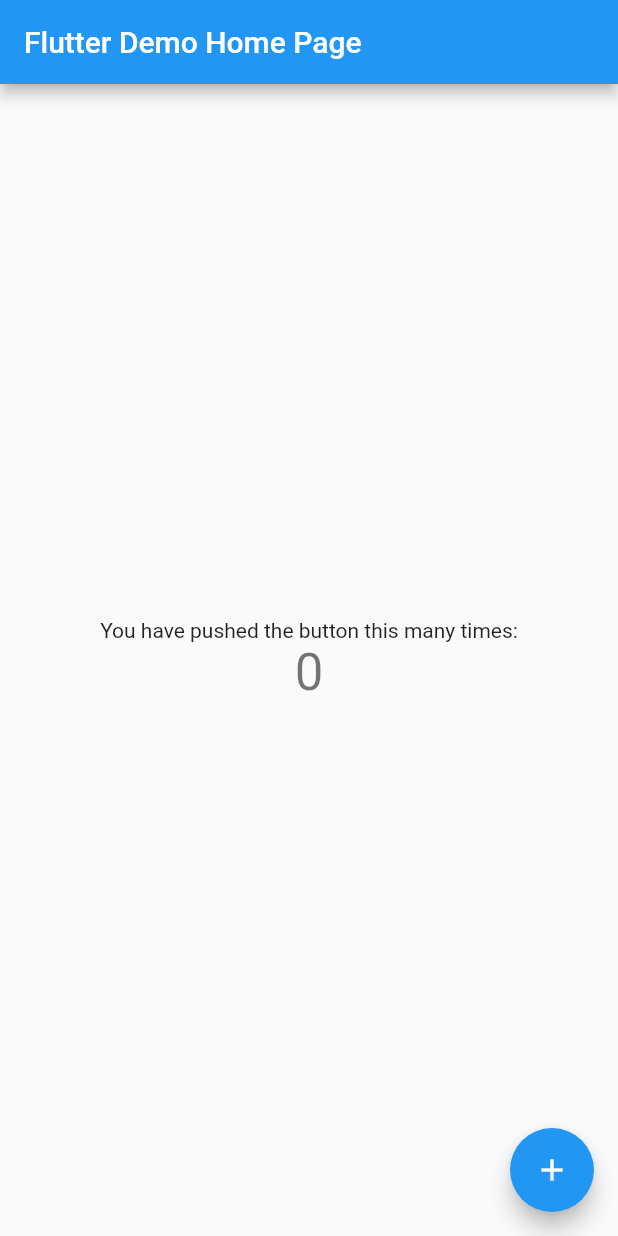
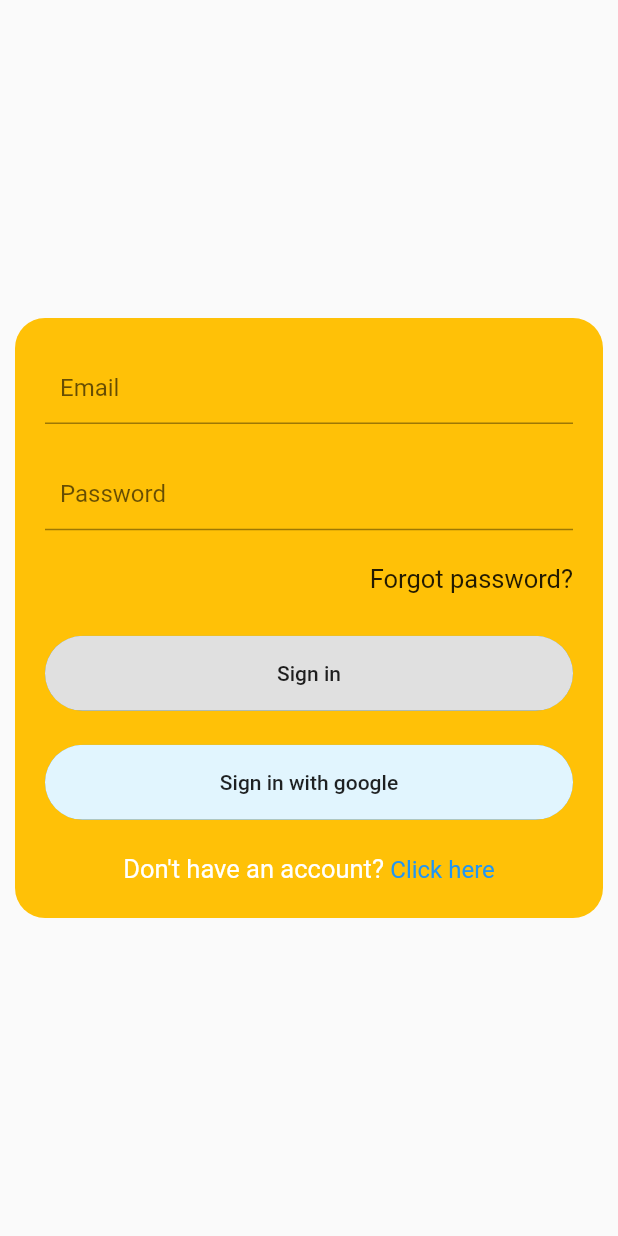
Before and after one commit to dhruvrawat777/Chat-App, a Flutter app: the screen it shows after launch, on a phone screen of 412 x 824 dp. Run offline on Flutter 3.47's test engine with Material 2 defaults, Android fonts, the phone set to English and light mode, and no system bars; our stand-ins replace firebase_auth; accounts and stored records are empty.

Commit message:
Created login and sign up page and integrated firebase

```diff
--- a/lib/main.dart
+++ b/lib/main.dart
@@ -1,117 +1,36 @@
+import 'package:Chat_App/views/SignIn.dart';
+import 'package:Chat_App/views/SignUp.dart';
 import 'package:flutter/material.dart';
 
-void main() {
-  runApp(MyApp());
-}
+void main() => runApp(MyApp());
 
 class MyApp extends StatelessWidget {
-  // This widget is the root of your application.
   @override
   Widget build(BuildContext context) {
     return MaterialApp(
-      title: 'Flutter Demo',
+      debugShowCheckedModeBanner: false,
+      title: 'Chat App',
       theme: ThemeData(
-        // This is the theme of your application.
-        //
-        // Try running your application with "flutter run". You'll see the
-        // application has a blue toolbar. Then, without quitting the app, try
-        // changing the primarySwatch below to Colors.green and then invoke
-        // "hot reload" (press "r" in the console where you ran "flutter run",
-        // or simply save your changes to "hot reload" in a Flutter IDE).
-        // Notice that the counter didn't reset back to zero; the application
-        // is not restarted.
-        primarySwatch: Colors.blue,
-        // This makes the visual density adapt to the platform that you run
-        // the app on. For desktop platforms, the controls will be smaller and
-        // closer together (more dense) than on mobile platforms.
-        visualDensity: VisualDensity.adaptivePlatformDensity,
+        primaryColor: Colors.blue,
       ),
-      home: MyHomePage(title: 'Flutter Demo Home Page'),
+      initialRoute: '/',
+      routes: {
+        '/': (context) => MyHomePage(),
+        SignUp.routeName: (context) => SignUp(),
+      },
+      // home: MyHomePage(),
     );
   }
 }
 
 class MyHomePage extends StatefulWidget {
-  MyHomePage({Key key, this.title}) : super(key: key);
-
-  // This widget is the home page of your application. It is stateful, meaning
-  // that it has a State object (defined below) that contains fields that affect
-  // how it looks.
-
-  // This class is the configuration for the state. It holds the values (in this
-  // case the title) provided by the parent (in this case the App widget) and
-  // used by the build method of the State. Fields in a Widget subclass are
-  // always marked "final".
-
-  final String title;
-
   @override
   _MyHomePageState createState() => _MyHomePageState();
 }
 
 class _MyHomePageState extends State<MyHomePage> {
-  int _counter = 0;
-
-  void _incrementCounter() {
-    setState(() {
-      // This call to setState tells the Flutter framework that something has
-      // changed in this State, which causes it to rerun the build method below
-      // so that the display can reflect the updated values. If we changed
-      // _counter without calling setState(), then the build method would not be
-      // called again, and so nothing would appear to happen.
-      _counter++;
-    });
-  }
-
   @override
   Widget build(BuildContext context) {
-    // This method is rerun every time setState is called, for instance as done
-    // by the _incrementCounter method above.
-    //
-    // The Flutter framework has been optimized to make rerunning build methods
-    // fast, so that you can just rebuild anything that needs updating rather
-    // than having to individually change instances of widgets.
-    return Scaffold(
-      appBar: AppBar(
-        // Here we take the value from the MyHomePage object that was created by
-        // the App.build method, and use it to set our appbar title.
-        title: Text(widget.title),
-      ),
-      body: Center(
-        // Center is a layout widget. It takes a single child and positions it
-        // in the middle of the parent.
-        child: Column(
-          // Column is also a layout widget. It takes a list of children and
-          // arranges them vertically. By default, it sizes itself to fit its
-          // children horizontally, and tries to be as tall as its parent.
-          //
-          // Invoke "debug painting" (press "p" in the console, choose the
-          // "Toggle Debug Paint" action from the Flutter Inspector in Android
-          // Studio, or the "Toggle Debug Paint" command in Visual Studio Code)
-          // to see the wireframe for each widget.
-          //
-          // Column has various properties to control how it sizes itself and
-          // how it positions its children. Here we use mainAxisAlignment to
-          // center the children vertically; the main axis here is the vertical
-          // axis because Columns are vertical (the cross axis would be
-          // horizontal).
-          mainAxisAlignment: MainAxisAlignment.center,
-          children: <Widget>[
-            Text(
-              'You have pushed the button this many times:',
-            ),
-            Text(
-              '$_counter',
-              style: Theme.of(context).textTheme.headline4,
-            ),
-          ],
-        ),
-      ),
-      floatingActionButton: FloatingActionButton(
-        onPressed: _incrementCounter,
-        tooltip: 'Increment',
-        child: Icon(Icons.add),
-      ), // This trailing comma makes auto-formatting nicer for build methods.
-    );
+    return SignIn();
   }
 }
--- /dev/null
+++ b/lib/models/UserLocal.dart
@@ -0,0 +1,4 @@
+class UserLocal {
+  String userId;
+  UserLocal({this.userId});
+}
--- /dev/null
+++ b/lib/views/SignIn.dart
@@ -0,0 +1,147 @@
+import 'package:Chat_App/views/SignUp.dart';
+import 'package:flutter/gestures.dart';
+import 'package:flutter/material.dart';
+
+class SignIn extends StatefulWidget {
+  static const routeName = '/';
+  @override
+  _SignInState createState() => _SignInState();
+}
+
+class _SignInState extends State<SignIn> {
+  final _emailFocus = FocusNode();
+  final _passwordFocus = FocusNode();
+  @override
+  void dispose() {
+    _emailFocus.dispose();
+    _passwordFocus.dispose();
+    super.dispose();
+  }
+
+  @override
+  Widget build(BuildContext context) {
+    return Scaffold(
+      body: Column(
+        mainAxisAlignment: MainAxisAlignment.center,
+        crossAxisAlignment: CrossAxisAlignment.center,
+        children: [
+          Container(
+            alignment: Alignment.center,
+            padding: EdgeInsets.symmetric(horizontal: 20),
+            width: double.maxFinite,
+            height: 400,
+            margin: EdgeInsets.symmetric(horizontal: 10),
+            decoration: BoxDecoration(
+              color: Colors.amber,
+              borderRadius: BorderRadius.circular(20),
+            ),
+            child: Column(
+              mainAxisAlignment: MainAxisAlignment.spaceEvenly,
+              children: [
+                TextFormField(
+                  keyboardType: TextInputType.emailAddress,
+                  decoration: InputDecoration(
+                      hintText: 'Email',
+                      contentPadding: EdgeInsets.symmetric(horizontal: 10)),
+                  focusNode: _emailFocus,
+                  textInputAction: TextInputAction.next,
+                  onFieldSubmitted: (_) {
+                    _emailFocus.unfocus();
+                    FocusScope.of(context).requestFocus(_passwordFocus);
+                  },
+                ),
+                TextFormField(
+                  decoration: InputDecoration(
+                      hintText: 'Password',
+                      contentPadding: EdgeInsets.symmetric(horizontal: 10)),
+                  obscureText: true,
+                  textInputAction: TextInputAction.done,
+                  focusNode: _passwordFocus,
+                  /* onFieldSubmitted: (_) {
+                    _passwordFocus.unfocus();
+                    FocusScope.of(context).requestFocus(_f);
+                  } */
+                ),
+                GestureDetector(
+                  onTap: () {
+                    print('tap');
+                  },
+                  child: Container(
+                    //width: double.maxFinite,
+                    height: 25,
+                    child: Text(
+                      'Forgot password?',
+                      style: TextStyle(
+                        fontSize: 17,
+                      ),
+                    ),
+                    alignment: Alignment.topRight,
+                  ),
+                ),
+                ClipRRect(
+                  borderRadius: BorderRadius.circular(25),
+                  child: Container(
+                    width: double.infinity,
+                    height: 50,
+                    decoration: BoxDecoration(
+                      color: Colors.blue,
+                      borderRadius: BorderRadius.circular(25),
+                    ),
+                    child: RaisedButton(
+                      color: Colors.lightGreenAccent[50],
+                      child: Text('Sign in'),
+                      onPressed: () {
+                        print('hi');
+                      },
+                    ),
+                  ),
+                ),
+                ClipRRect(
+                  borderRadius: BorderRadius.circular(25),
+                  child: Container(
+                    width: double.infinity,
+                    height: 50,
+                    decoration: BoxDecoration(
+                      color: Colors.blue,
+                      borderRadius: BorderRadius.circular(25),
+                    ),
+                    child: RaisedButton(
+                      color: Colors.lightBlue[50],
+                      child: Text('Sign in with google'),
+                      onPressed: () {
+                        print('hi');
+                      },
+                    ),
+                  ),
+                ),
+                Container(
+                  child: RichText(
+                    text: TextSpan(
+                      children: [
+                        TextSpan(
+                          text: 'Don\'t have an account? ',
+                          style: TextStyle(fontSize: 17),
+                        ),
+                        TextSpan(
+                            text: 'Click here',
+                            style: TextStyle(
+                              fontSize: 16,
+                              color: Colors.blue,
+                            ),
+                            recognizer: TapGestureRecognizer()
+                              ..onTap = () {
+                                Navigator.of(context)
+                                    .popAndPushNamed(SignUp.routeName);
+                              }),
+                      ],
+                    ),
+                  ),
+                ),
+              ],
+            ),
+          ),
+        ],
+      ),
+    );
+  }
+}
--- a/pubspec.yaml
+++ b/pubspec.yaml
@@ -23,7 +23,8 @@ environment:
 dependencies:
   flutter:
     sdk: flutter
-
+  firebase_auth: ^0.18.0+1
+  html: ^0.14.0+3
 
   # The following adds the Cupertino Icons font to your application.
   # Use with the CupertinoIcons class for iOS style icons.
```
Also changed, not shown: lib/services/auth.dart (added, +48 -0 lines), lib/views/SignUp.dart (added, +206 -0 lines), pubspec.lock, 6 other files.
